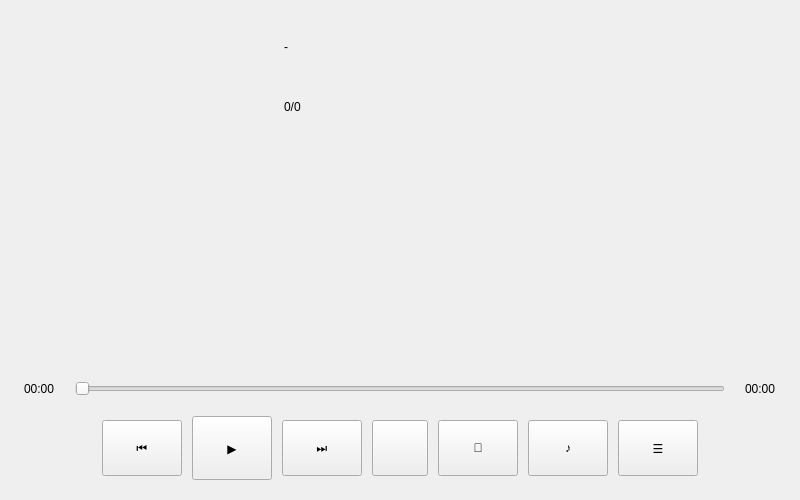
Attention-C7/MusicPlayer, file playwidget.ui: the form before one commit.
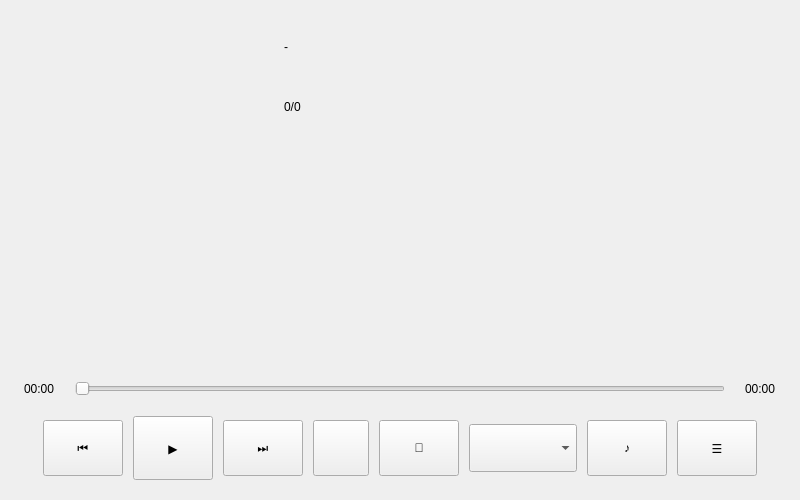
The form after the commit. Custom widgets are drawn as their Qt base class.

Commit message: feat(beat): dynamic onset ODF, PLL prediction, beat intensity, BPM breath, sensitivity presets

```diff
--- a/playwidget.ui
+++ b/playwidget.ui
@@ -246,6 +246,22 @@
        </property>
       </widget>
      </item>
+    <item>
+     <widget class="QComboBox" name="combo_beatSensitivity">
+      <property name="minimumSize">
+       <size>
+        <width>108</width>
+        <height>36</height>
+       </size>
+      </property>
+      <property name="maximumSize">
+       <size>
+        <width>200</width>
+        <height>48</height>
+       </size>
+      </property>
+     </widget>
+    </item>
     <item>
      <widget class="QPushButton" name="btn_beat">
       <property name="minimumSize">
```
The commit also changes 7 other files.
